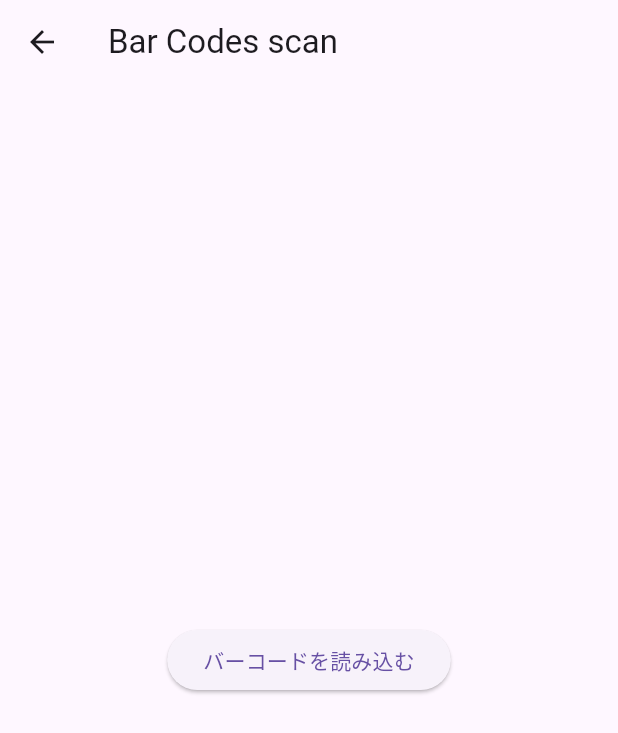
After one commit to tomatoboy-hub/StackTaculer, a Flutter app: the SecondScreen screen opened directly, after a tap on "バーコードを読み込む", on a phone screen of 412 x 824 dp. The commit adds this screen. Shown: the top 733 px of the screen. Run offline on Flutter 3.47's test engine with Material 3 defaults, Android fonts, the phone set to English and light mode, and no system bars; missing offline and left inert: barcode_scan2.

Commit message:
addscanfunction_0209

```diff
--- a/lib/screens/add_screen.dart
+++ b/lib/screens/add_screen.dart
@@ -1,41 +1,50 @@
 import 'package:flutter/material.dart';
+import './scan_screen.dart';
 
 class AddScreen extends StatelessWidget {
   final _controller = TextEditingController();
+
   @override
-  Widget build(BuildContext context){
+  Widget build(BuildContext context) {
     return Scaffold(
       appBar: AppBar(
-        title: Text('Add New Book')
+        title: Text('Add New Book'),
       ),
       body: Center(
         child: Padding(
-          padding:EdgeInsets.all(8.0),
+          padding: EdgeInsets.all(8.0),
           child: Column(
             children: <Widget>[
               TextField(
                 controller: _controller,
                 decoration: InputDecoration(
-                  labelText: 'Book Title'
+                  labelText: 'Book Title',
                 ),
               ),
               TextField(
                 decoration: InputDecoration(
-                  labelText: 'Author'
+                  labelText: 'Author',
                 ),
               ),
               ElevatedButton(
-                onPressed: (){
+                onPressed: () {
                   Navigator.pop(context, _controller.text);
                 },
                 child: Text('Add Book'),
-              )
-            ]
-          )
-        )
-      )
-
+              ),
+            ],
+          ),
+        ),
+      ),
+      floatingActionButton: FloatingActionButton(
+        child: Icon(Icons.camera_alt), // Changed from 'add' to 'camera_alt'
+        onPressed: () async {
+          final String? newBookTitle = await Navigator.push(
+            context,
+            MaterialPageRoute(builder: (context) => SecondScreen()),
+          );
+        },
+      ),
     );
-
   }
 }
--- /dev/null
+++ b/lib/screens/scan_screen.dart
@@ -0,0 +1,51 @@
+// second_screen.dart
+import 'package:flutter/material.dart';
+import 'package:barcode_scan2/platform_wrapper.dart';
+import 'package:flutter/services.dart';
+
+class SecondScreen extends StatefulWidget {
+  @override
+  _SecondScreenState createState() => _SecondScreenState();
+}
+
+class _SecondScreenState extends State<SecondScreen> {
+  String readData = "";
+  String typeData = "";
+
+  Future scan() async {
+    try {
+      var scan = await BarcodeScanner.scan();
+      setState(() {
+        readData = scan.rawContent;
+        typeData = scan.format.name;
+      });
+      print('Read Data: $readData'); // ログに読み込んだデータを出力
+      print('Type Data: $typeData'); // ログに読み込んだデータのタイプを出力
+    } on PlatformException catch (e) {
+      if (e.code == BarcodeScanner.cameraAccessDenied) {
+        setState(() {
+          readData = 'Camera permissions are not valid.';
+        });
+      } else {
+        setState(() => readData = 'Unexplained error : $e');
+      }
+    } on FormatException {
+      setState(() => readData = 'Failed to read (I used the back button before starting the scan).');
+    } catch (e) {
+      setState(() => readData = 'Unknown error : $e');
+    }
+  }
+
+  @override
+  Widget build(BuildContext context) {
+    return Scaffold(
+      appBar: AppBar(title: Text('Bar Codes scan')),
+      body: Center(
+        child: ElevatedButton(
+          onPressed: scan,
+          child: Text('バーコードを読み込む'),
+        ),
+      ),
+    );
+  }
+}
--- a/pubspec.yaml
+++ b/pubspec.yaml
@@ -35,6 +35,7 @@ dependencies:
   # The following adds the Cupertino Icons font to your application.
   # Use with the CupertinoIcons class for iOS style icons.
   cupertino_icons: ^1.0.2
+  barcode_scan2: any
 
 dev_dependencies:
   flutter_test:
```
Also changed, not shown: pubspec.lock, 2 other files.
